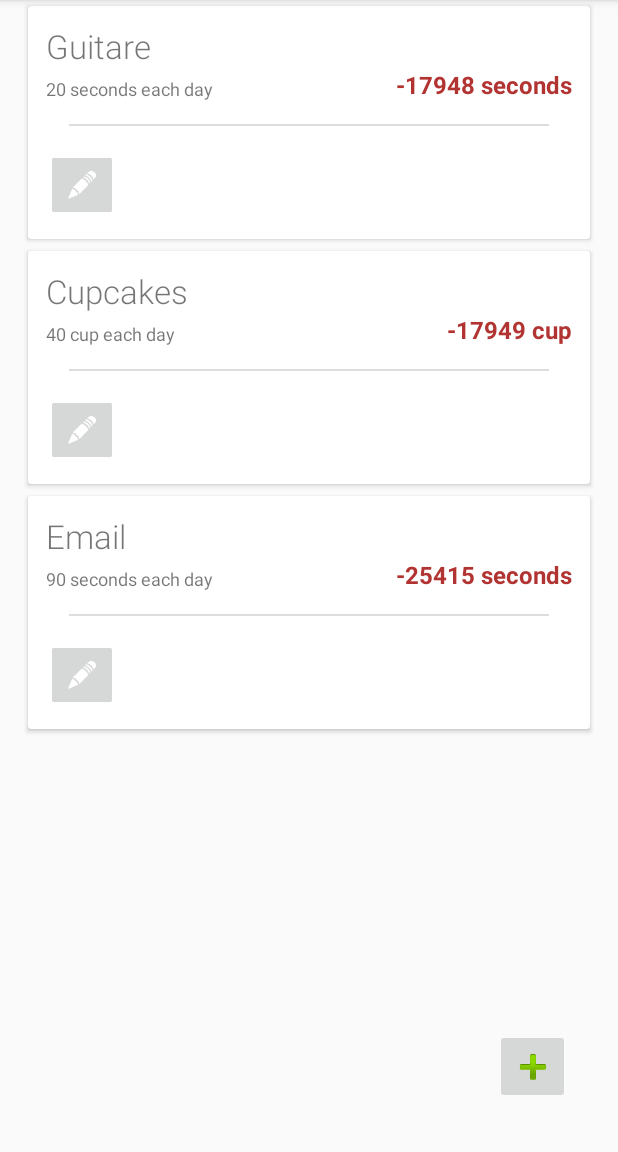
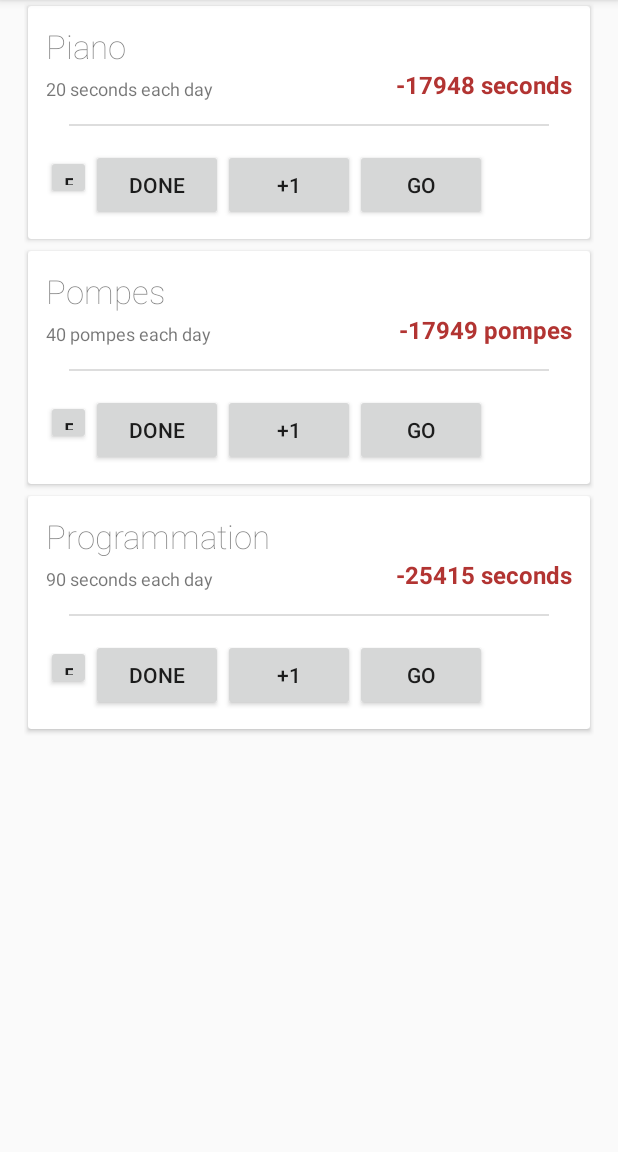
Before and after one commit to Epipong/wildoo, an Android app: the screen it shows after launch (MainActivity), on a phone screen of 412 x 824 dp, the part 84-1236 px from its top. Run offline under Robolectric (Android 15) with nearby library versions, the phone set to English and light mode, and no system bars.

Commit message:
Revert "push unfinished work"
This reverts commit 97179ae8fbbd49aed32eb16adf3bb55eb16c5d55.

```diff
--- a/app/build.gradle
+++ b/app/build.gradle
@@ -6,7 +6,7 @@ android {
 
     defaultConfig {
         applicationId "com.davy.adrien.wildoo"
-        minSdkVersion 19
+        minSdkVersion 21
         targetSdkVersion 21
         versionCode 1
         versionName "1.0"
--- a/app/src/main/java/com/davy/adrien/wildoo/MainActivity.java
+++ b/app/src/main/java/com/davy/adrien/wildoo/MainActivity.java
@@ -26,9 +26,9 @@ public class MainActivity extends Activity {
     {
         String filename = "tasks.json";
         String string = "{ 'tasks' : [ "
-        + "{ 'name' : 'Guitare', 'timestamp_create' : '1424086908000', 'done': 32, 'step' : 86400, 'objective_number': 20, 'unit' : 'seconds'},"
-        + "{ 'name' : 'Cupcakes', 'timestamp_create' : '1424086908309', 'done': 2, 'step' : 86400, 'objective_number': 40, 'unit' : 'cup'},"
-        + "{ 'name' : 'Email', 'timestamp_create' : '1424086808000', 'done': 3000000, 'step' : 26400, 'objective_number': 90, 'unit' : 'seconds'}]"
+        + "{ 'name' : 'Piano', 'timestamp_create' : '1424086908000', 'done': 32, 'step' : 86400, 'objective_number': 20, 'unit' : 'seconds'},"
+        + "{ 'name' : 'Pompes', 'timestamp_create' : '1424086908309', 'done': 2, 'step' : 86400, 'objective_number': 40, 'unit' : 'pompes'},"
+        + "{ 'name' : 'Programmation', 'timestamp_create' : '1424086808000', 'done': 3000000, 'step' : 26400, 'objective_number': 90, 'unit' : 'seconds'}]"
         + "}";
         FileOutputStream outputStream;
 
--- a/app/src/main/res/layout/activity_main.xml
+++ b/app/src/main/res/layout/activity_main.xml
@@ -1,16 +1,4 @@
-<FrameLayout xmlns:android="http://schemas.android.com/apk/res/android"
-    android:layout_width="match_parent"
-    android:layout_height="match_parent">
-
-    <ImageButton
-        android:layout_width="@dimen/round_button_diameter"
-        android:layout_height="@dimen/round_button_diameter"
-        android:layout_gravity="end|bottom"
-        android:layout_marginBottom="@dimen/add_button_margin"
-        android:layout_marginEnd="@dimen/add_button_margin"
-        android:src="@android:drawable/ic_input_add" />
-
-<LinearLayout
+<LinearLayout xmlns:android="http://schemas.android.com/apk/res/android"
     xmlns:tools="http://schemas.android.com/tools" android:layout_width="match_parent"
     android:orientation="vertical"
     android:layout_height="match_parent" android:paddingLeft="@dimen/activity_horizontal_margin"
@@ -24,4 +12,3 @@
         android:layout_height="match_parent"/>
 
 </LinearLayout>
-</FrameLayout>
--- a/app/src/main/res/layout/button_in_card.xml
+++ /dev/null
@@ -1,9 +0,0 @@
-<?xml version="1.0" encoding="utf-8"?>
-    <ImageButton
-    xmlns:android="http://schemas.android.com/apk/res/android"
-    android:layout_width="@dimen/card_button_size"
-    android:layout_height="@dimen/card_button_size"
-    android:adjustViewBounds="true"
-    android:scaleType="fitCenter"
-
-    android:src="@drawable/ic_action_edit"/>
--- a/app/src/main/res/layout/task_card_view.xml
+++ b/app/src/main/res/layout/task_card_view.xml
@@ -16,7 +16,7 @@
             android:layout_height="wrap_content"
             android:id="@+id/task_name"
             android:textSize="22dp"
-            android:fontFamily="sans-serif-light"
+            android:fontFamily="sans-serif-thin"
             android:text="Hello world" />
         <TextView
             android:paddingTop="5dp"
@@ -45,17 +45,29 @@
             android:layout_margin="15dp"
             android:layout_below="@id/task_description" />
 
-        <RelativeLayout
+        <LinearLayout
             android:layout_below="@id/hr"
             android:layout_width="match_parent"
-            android:layout_height="match_parent"
-            android:orientation="horizontal" >
-            <include layout="@layout/button_in_card" android:id="@+id/a" />
-            <include layout="@layout/button_in_card" />
-            <include layout="@layout/button_in_card" />
-            <include layout="@layout/button_in_card" />
+            android:layout_height="wrap_content"
+            android:orientation="horizontal">
+            <Button
+                android:layout_width="30dp"
+                android:layout_height="30dp"
+                android:text="edit" />
+            <Button
+                android:layout_width="wrap_content"
+                android:layout_height="wrap_content"
+                android:text="done" />
+            <Button
+                android:layout_width="wrap_content"
+                android:layout_height="wrap_content"
+                android:text="+1" />
+            <Button
+                android:layout_width="wrap_content"
+                android:layout_height="wrap_content"
+                android:text="Go" />
 
-        </RelativeLayout>
+        </LinearLayout>
 
     </RelativeLayout>
 </android.support.v7.widget.CardView>
--- a/app/src/main/res/values/dimens.xml
+++ b/app/src/main/res/values/dimens.xml
@@ -2,7 +2,4 @@
     <!-- Default screen margins, per the Android Design guidelines. -->
     <dimen name="activity_horizontal_margin">16dp</dimen>
     <dimen name="activity_vertical_margin">16dp</dimen>
-    <dimen name="round_button_diameter">50dp</dimen>
-    <dimen name="add_button_margin">32dp</dimen>
-    <dimen name="card_button_size">48dp</dimen>
 </resources>
--- a/app/src/main/res/values/styles.xml
+++ b/app/src/main/res/values/styles.xml
@@ -1,13 +1,13 @@
 <resources>
 
     <!-- Base application theme. -->
-    <style name="AppTheme" parent="android:Theme.Light">
+    <style name="AppTheme">
         <item name="android:actionBarStyle">@style/WildooActionBar</item>
-<!--        <item name="android:background">#000000</item> -->
+        <item name="android:background">#000000</item>
     </style>
 
     <style name="WildooActionBar">
-<!--        <item name="android:background">#000000</item> -->
+        <item name="android:background">#000000</item>
     </style>
 
 
```
Also changed, not shown: 2 other files.
